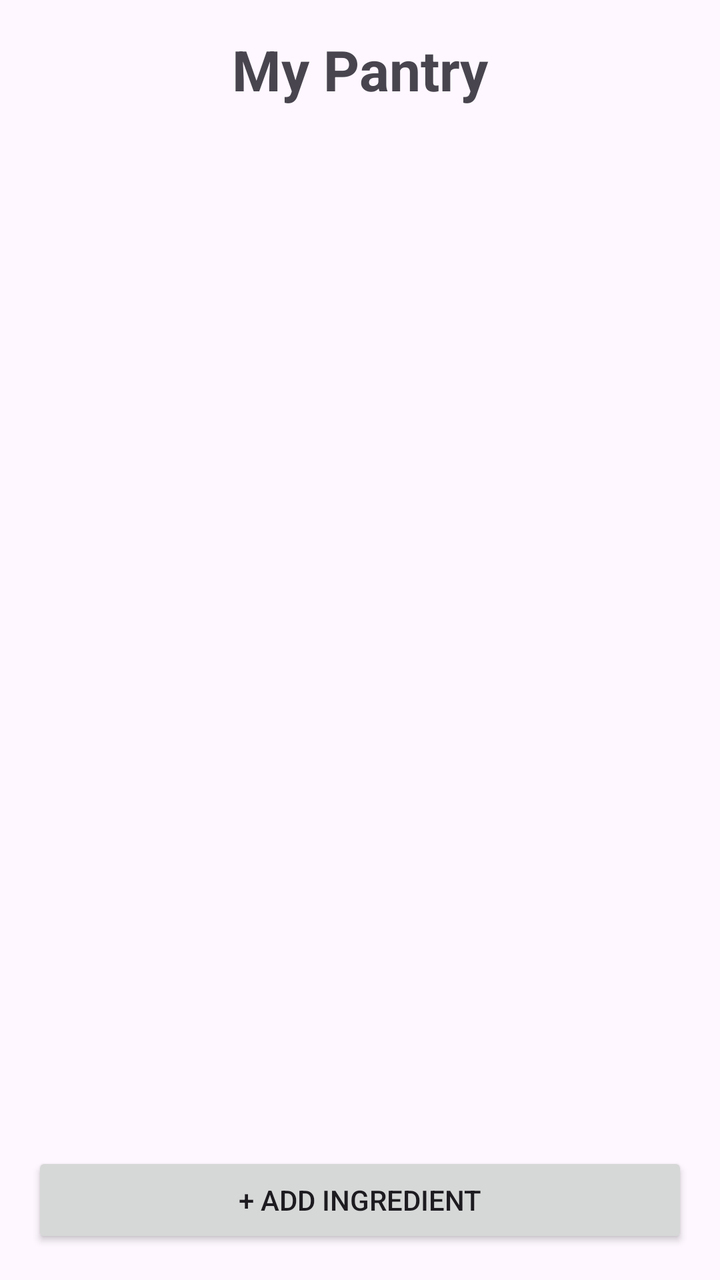
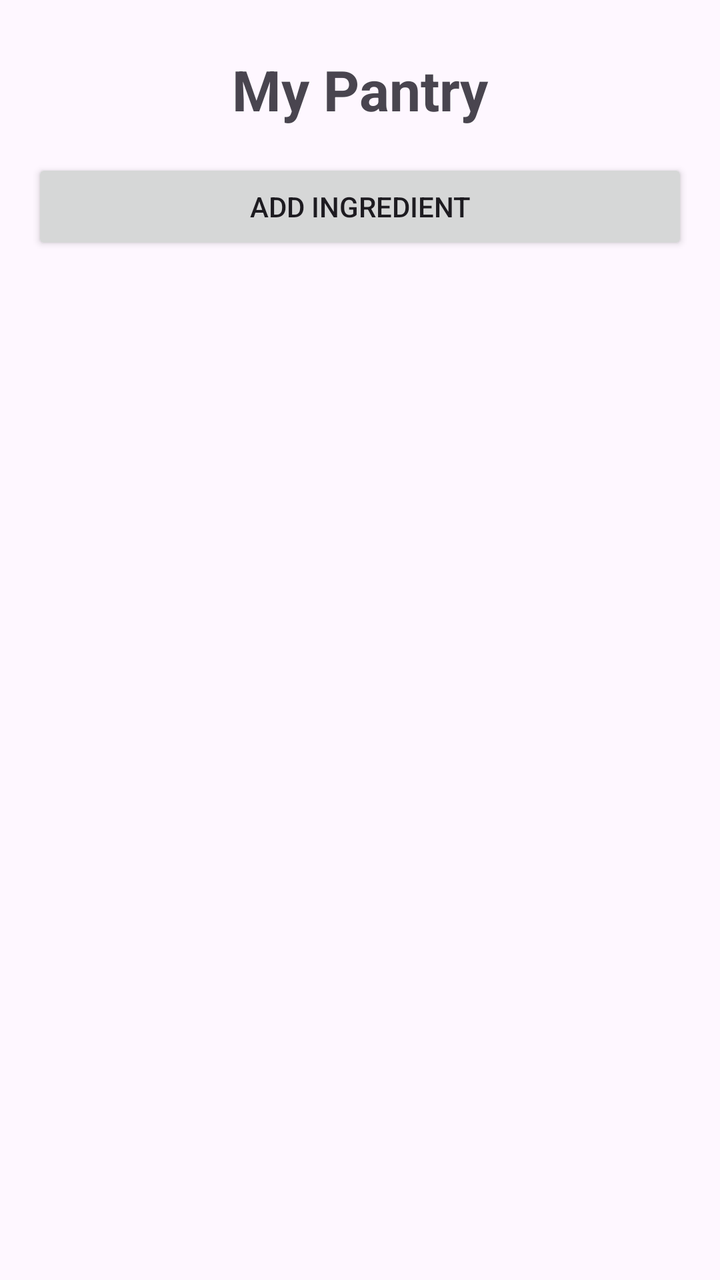

Before-and-after screenshots of an Android layout around one commit, followed by the original layout XML and the change that was made.
<!-- AndroidManifest.xml: application theme Theme.SmartPantry -->
<!-- res/layout/activity_pantry.xml -->
<?xml version="1.0" encoding="utf-8"?>
<LinearLayout xmlns:android="http://schemas.android.com/apk/res/android"
    android:layout_width="match_parent"
    android:layout_height="match_parent"
    android:orientation="vertical"
    android:padding="16dp">

    <TextView
        android:layout_width="match_parent"
        android:layout_height="wrap_content"
        android:text="My Pantry"
        android:textSize="28sp"
        android:textStyle="bold"
        android:gravity="center"
        android:layout_marginBottom="12dp" />

    <androidx.recyclerview.widget.RecyclerView
        android:id="@+id/recyclerPantry"
        android:layout_width="match_parent"
        android:layout_height="0dp"
        android:layout_weight="1" />

    <Button
        android:id="@+id/btnAddIngredient"
        android:layout_width="match_parent"
        android:layout_height="wrap_content"
        android:text="+ Add Ingredient" />

</LinearLayout>
<!-- resources referenced by this layout -->
<resources>
  <style name="Theme.SmartPantry" parent="Base.Theme.SmartPantry" />
  <style name="Base.Theme.SmartPantry" parent="Theme.Material3.DayNight.NoActionBar">
          
          
      </style>
</resources>

<!-- the commit's change to res/layout/activity_pantry.xml (unified diff, before → after) -->
@@ -1,29 +1,62 @@
 <?xml version="1.0" encoding="utf-8"?>
-<LinearLayout xmlns:android="http://schemas.android.com/apk/res/android"
+<LinearLayout
+    xmlns:android="http://schemas.android.com/apk/res/android"
+
     android:layout_width="match_parent"
     android:layout_height="match_parent"
+
     android:orientation="vertical"
     android:padding="16dp">
+
 
     <TextView
         android:layout_width="match_parent"
         android:layout_height="wrap_content"
+
         android:text="My Pantry"
+
         android:textSize="28sp"
         android:textStyle="bold"
+
         android:gravity="center"
-        android:layout_marginBottom="12dp" />
 
-    <androidx.recyclerview.widget.RecyclerView
-        android:id="@+id/recyclerPantry"
-        android:layout_width="match_parent"
-        android:layout_height="0dp"
-        android:layout_weight="1" />
+        android:layout_marginTop="10dp"
+        android:layout_marginBottom="16dp" />
+
 
     <Button
         android:id="@+id/btnAddIngredient"
+
         android:layout_width="match_parent"
         android:layout_height="wrap_content"
-        android:text="+ Add Ingredient" />
+
+        android:text="Add Ingredient"
+
+        android:layout_marginBottom="16dp" />
+
+
+    <TextView
+        android:id="@+id/txtEmptyPantry"
+
+        android:layout_width="match_parent"
+        android:layout_height="wrap_content"
+
+        android:text="Your pantry is empty. Add an ingredient to get started."
+
+        android:textSize="17sp"
+        android:gravity="center"
+
+        android:padding="24dp"
+
+        android:visibility="gone" />
+
+
+    <androidx.recyclerview.widget.RecyclerView
+        android:id="@+id/recyclerViewPantry"
+
+        android:layout_width="match_parent"
+        android:layout_height="0dp"
+
+        android:layout_weight="1" />
 
 </LinearLayout>
